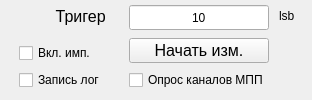
Qt form modules/Engine/widgets/run_meas_widget.ui (AtariVC/ddii_scopus) before a commit.
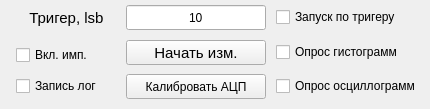
The same form after that commit.

```diff
--- a/modules/Engine/widgets/run_meas_widget.ui
+++ b/modules/Engine/widgets/run_meas_widget.ui
@@ -6,8 +6,8 @@
    <rect>
     <x>0</x>
     <y>0</y>
-    <width>312</width>
-    <height>100</height>
+    <width>430</width>
+    <height>109</height>
    </rect>
   </property>
   <property name="sizePolicy">
@@ -18,7 +18,7 @@
   </property>
   <property name="minimumSize">
    <size>
-    <width>306</width>
+    <width>430</width>
     <height>100</height>
    </size>
   </property>
@@ -42,7 +42,7 @@
     <number>0</number>
    </property>
    <item row="0" column="0">
-    <layout class="QGridLayout" name="gridLayout_meas" rowstretch="1,0,0,0" columnstretch="1,0,0,0,1" rowminimumheight="1,1,1,0" columnminimumwidth="1,1,1,1,1">
+    <layout class="QGridLayout" name="gridLayout_meas" rowstretch="1,0,0,0" columnstretch="1,0,0,0,0">
      <property name="sizeConstraint">
       <enum>QLayout::SetDefaultConstraint</enum>
      </property>
@@ -61,44 +61,24 @@
      <property name="spacing">
       <number>10</number>
      </property>
-     <item row="2" column="4">
-      <spacer name="horizontalSpacer_41">
-       <property name="orientation">
-        <enum>Qt::Horizontal</enum>
+     <item row="2" column="2">
+      <widget class="QPushButton" name="pushButton_run_measure">
+       <property name="sizePolicy">
+        <sizepolicy hsizetype="Preferred" vsizetype="Fixed">
+         <horstretch>0</horstretch>
+         <verstretch>0</verstretch>
+        </sizepolicy>
        </property>
-       <property name="sizeHint" stdset="0">
-        <size>
-         <width>40</width>
-         <height>20</height>
-        </size>
-       </property>
-      </spacer>
-     </item>
-     <item row="2" column="0">
-      <spacer name="horizontalSpacer_40">
-       <property name="orientation">
-        <enum>Qt::Horizontal</enum>
-       </property>
-       <property name="sizeHint" stdset="0">
-        <size>
-         <width>40</width>
-         <height>20</height>
-        </size>
-       </property>
-      </spacer>
-     </item>
-     <item row="0" column="1">
-      <widget class="QLabel" name="label_58">
        <property name="minimumSize">
         <size>
-         <width>100</width>
-         <height>0</height>
+         <width>140</width>
+         <height>25</height>
         </size>
        </property>
        <property name="font">
         <font>
          <family>MS Shell Dlg 2</family>
-         <pointsize>12</pointsize>
+         <pointsize>11</pointsize>
          <weight>50</weight>
          <italic>false</italic>
          <bold>false</bold>
@@ -108,26 +88,7 @@
         <string notr="true">font: 12pt &quot;MS Shell Dlg 2&quot;;</string>
        </property>
        <property name="text">
-        <string>Тригер   </string>
-       </property>
-       <property name="alignment">
-        <set>Qt::AlignRight|Qt::AlignTrailing|Qt::AlignVCenter</set>
-       </property>
-      </widget>
-     </item>
-     <item row="0" column="3">
-      <widget class="QLabel" name="label_59">
-       <property name="minimumSize">
-        <size>
-         <width>20</width>
-         <height>0</height>
-        </size>
-       </property>
-       <property name="styleSheet">
-        <string notr="true">font: 12pt &quot;MS Shell Dlg 2&quot;;</string>
-       </property>
-       <property name="text">
-        <string>lsb</string>
+        <string>Начать изм.</string>
        </property>
       </widget>
      </item>
@@ -151,15 +112,49 @@
        <property name="readOnly">
         <bool>false</bool>
        </property>
+       <property name="clearButtonEnabled">
+        <bool>false</bool>
+       </property>
       </widget>
      </item>
-     <item row="3" column="2">
-      <widget class="QCheckBox" name="checkBox_ch_request">
+     <item row="0" column="1">
+      <widget class="QLabel" name="label_58">
+       <property name="minimumSize">
+        <size>
+         <width>100</width>
+         <height>0</height>
+        </size>
+       </property>
+       <property name="font">
+        <font>
+         <family>MS Shell Dlg 2</family>
+         <pointsize>11</pointsize>
+         <weight>50</weight>
+         <italic>false</italic>
+         <bold>false</bold>
+        </font>
+       </property>
        <property name="styleSheet">
         <string notr="true">font: 11pt &quot;MS Shell Dlg 2&quot;;</string>
        </property>
        <property name="text">
-        <string>Опрос каналов МПП</string>
+        <string>Тригер, lsb   </string>
+       </property>
+       <property name="alignment">
+        <set>Qt::AlignRight|Qt::AlignTrailing|Qt::AlignVCenter</set>
+       </property>
+      </widget>
+     </item>
+     <item row="0" column="3">
+      <widget class="QCheckBox" name="checkBox_enable_trig_meas">
+       <property name="styleSheet">
+        <string notr="true">font: 11pt &quot;MS Shell Dlg 2&quot;;</string>
+       </property>
+       <property name="text">
+        <string>Запуск по тригеру</string>
+       </property>
+       <property name="checked">
+        <bool>false</bool>
        </property>
       </widget>
      </item>
@@ -201,34 +196,65 @@
        </property>
       </widget>
      </item>
-     <item row="2" column="2">
-      <widget class="QPushButton" name="pushButton_run_measure">
-       <property name="sizePolicy">
-        <sizepolicy hsizetype="Preferred" vsizetype="Fixed">
-         <horstretch>0</horstretch>
-         <verstretch>0</verstretch>
-        </sizepolicy>
+     <item row="2" column="3">
+      <widget class="QCheckBox" name="checkBox_hist_request">
+       <property name="styleSheet">
+        <string notr="true">font: 11pt &quot;MS Shell Dlg 2&quot;;</string>
        </property>
+       <property name="text">
+        <string>Опрос гистограмм</string>
+       </property>
+      </widget>
+     </item>
+     <item row="3" column="2">
+      <widget class="QPushButton" name="pushButton_calibr_acq">
        <property name="minimumSize">
         <size>
-         <width>120</width>
+         <width>140</width>
          <height>25</height>
         </size>
        </property>
-       <property name="font">
-        <font>
-         <family>MS Shell Dlg 2</family>
-         <pointsize>12</pointsize>
-         <weight>50</weight>
-         <italic>false</italic>
-         <bold>false</bold>
-        </font>
+       <property name="styleSheet">
+        <string notr="true">font: 11pt &quot;MS Shell Dlg 2&quot;;</string>
        </property>
+       <property name="text">
+        <string>Калибровать АЦП</string>
+       </property>
+      </widget>
+     </item>
+     <item row="3" column="0">
+      <spacer name="horizontalSpacer_40">
+       <property name="orientation">
+        <enum>Qt::Horizontal</enum>
+       </property>
+       <property name="sizeHint" stdset="0">
+        <size>
+         <width>40</width>
+         <height>20</height>
+        </size>
+       </property>
+      </spacer>
+     </item>
+     <item row="2" column="4">
+      <spacer name="horizontalSpacer">
+       <property name="orientation">
+        <enum>Qt::Horizontal</enum>
+       </property>
+       <property name="sizeHint" stdset="0">
+        <size>
+         <width>40</width>
+         <height>20</height>
+        </size>
+       </property>
+      </spacer>
+     </item>
+     <item row="3" column="3">
+      <widget class="QCheckBox" name="checkBox_request_oscill">
        <property name="styleSheet">
-        <string notr="true">font: 12pt &quot;MS Shell Dlg 2&quot;;</string>
+        <string notr="true">font: 11pt &quot;MS Shell Dlg 2&quot;;</string>
        </property>
        <property name="text">
-        <string>Начать изм.</string>
+        <string>Опрос осциллограмм</string>
        </property>
       </widget>
      </item>
```
Left out of the diff: 9 changed lines with no effect on the pictures.
